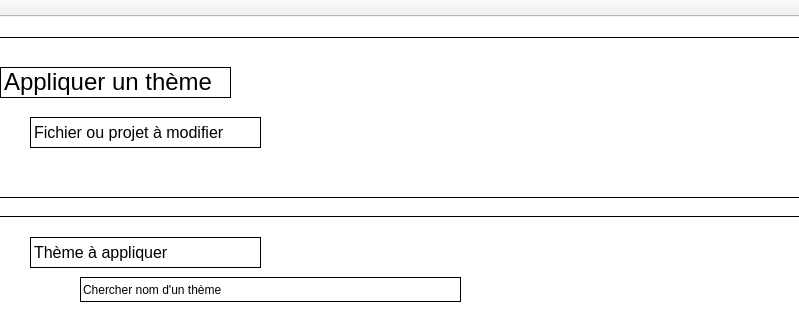
Old version of the form ui/mainwindow.ui in the repository flo-kocher/color-theme-manager; both pictures show x 280 to 1079 and y 0 to 332 of the 1200 by 600 pixel window.
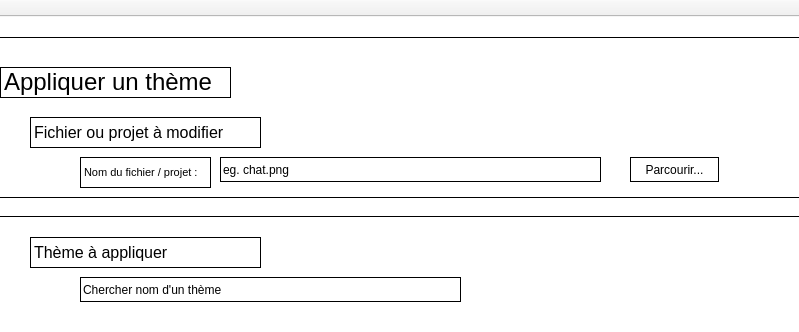
New version of the form. The open tabs and pages were chosen to show the change.

Commit message: ajout bouton cherchant fichier dans arborescence

```diff
--- a/ui/mainwindow.ui
+++ b/ui/mainwindow.ui
@@ -775,6 +775,45 @@
         <string>Chercher nom d'un thème</string>
        </property>
       </widget>
+      <widget class="QLabel" name="label_51">
+       <property name="geometry">
+        <rect>
+         <x>140</x>
+         <y>120</y>
+         <width>131</width>
+         <height>31</height>
+        </rect>
+       </property>
+       <property name="text">
+        <string>&lt;html&gt;&lt;head/&gt;&lt;body&gt;&lt;p&gt;&lt;span style=&quot; font-size:8pt;&quot;&gt;Nom du fichier / projet :&lt;/span&gt;&lt;/p&gt;&lt;/body&gt;&lt;/html&gt;</string>
+       </property>
+      </widget>
+      <widget class="QLineEdit" name="lineEdit_19">
+       <property name="geometry">
+        <rect>
+         <x>280</x>
+         <y>120</y>
+         <width>381</width>
+         <height>25</height>
+        </rect>
+       </property>
+       <property name="text">
+        <string>eg. chat.png</string>
+       </property>
+      </widget>
+      <widget class="QPushButton" name="pushButton_23">
+       <property name="geometry">
+        <rect>
+         <x>690</x>
+         <y>120</y>
+         <width>89</width>
+         <height>25</height>
+        </rect>
+       </property>
+       <property name="text">
+        <string>Parcourir...</string>
+       </property>
+      </widget>
      </widget>
      <widget class="QLineEdit" name="lineEdit_5">
       <property name="geometry">
```
Left out of the diff: 10 changed lines with no effect on the pictures. The commit also changes 5 other files.
